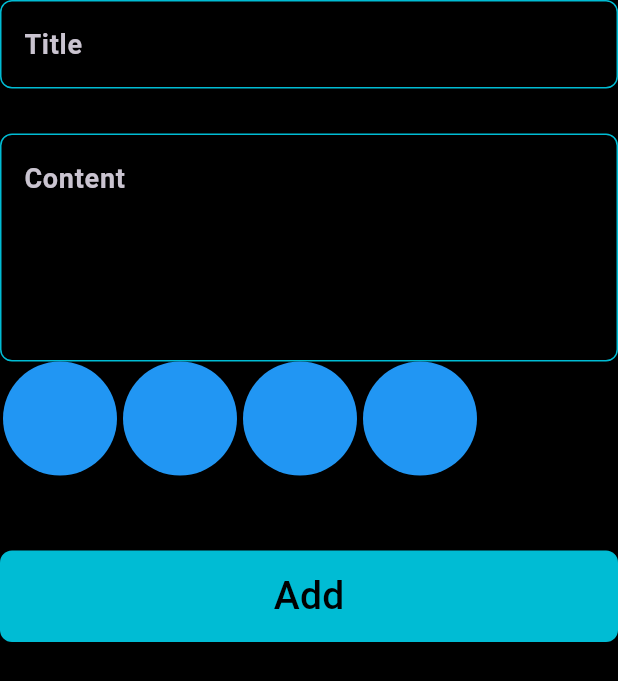
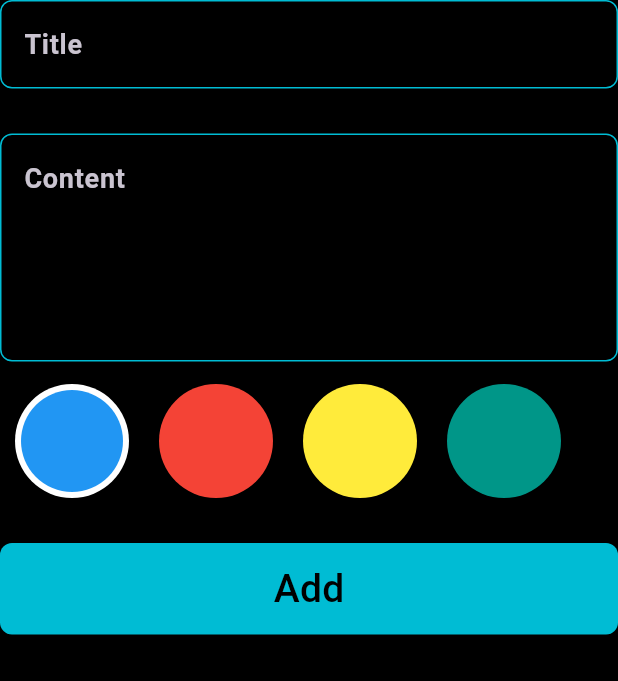
Before and after one commit to Adham1005/notes_app, a Flutter app: the AddNoteForm widget shown alone on an empty page, opened directly, on a phone screen of 412 x 824 dp. Shown: the top 681 px of the screen. Run offline on Flutter 3.47's test engine with Material 3 defaults, Android fonts, the phone set to English and light mode, and no system bars; our stand-ins replace bloc, flutter_bloc, hive, hive_flutter; accounts and stored records are empty.

Commit message:
Finish Color pick Ui

```diff
--- /dev/null
+++ b/devtools_options.yaml
@@ -0,0 +1,3 @@
+description: This file stores settings for Dart & Flutter DevTools.
+documentation: https://docs.flutter.dev/tools/devtools/extensions#configure-extension-enablement-states
+extensions:
--- a/lib/Widgets/add_note_form.dart
+++ b/lib/Widgets/add_note_form.dart
@@ -48,9 +48,12 @@ class _AddNoteFormState extends State<AddNoteForm> {
               subTitle = value;
             },
           ),
-          ColorItem(),
           const SizedBox(
-            height: 50,
+            height: 15,
+          ),
+          ColorListView(),
+          const SizedBox(
+            height: 30,
           ),
           BlocBuilder<AddNoteCubit, AddNoteState>(
             builder: (context, state) {
--- a/lib/Widgets/color_item.dart
+++ b/lib/Widgets/color_item.dart
@@ -1,22 +1,72 @@
 import 'package:flutter/material.dart';
 
-class ColorItem extends StatelessWidget {
-  const ColorItem({super.key});
+class ColorListView extends StatefulWidget {
+  const ColorListView({super.key});
 
+  @override
+  State<ColorListView> createState() => _ColorListViewState();
+}
+
+class _ColorListViewState extends State<ColorListView> {
+  int currentIndex = 0;
+
+  List<Color> colors = [
+    Colors.blue,
+    Colors.red,
+    Colors.yellow,
+    Colors.teal,
+  ];
   @override
   Widget build(BuildContext context) {
     return SizedBox(
       height: 38 * 2,
       child: ListView.builder(
         scrollDirection: Axis.horizontal,
+        itemCount: 4,
         itemBuilder: (context, index) {
-          return CircleAvatar(
-            backgroundColor: Colors.blue,
-            radius: 40,
+          return GestureDetector(
+            onTap: () {
+              setState(() {
+                currentIndex = index;
+              });
+            },
+            child: Padding(
+              padding: const EdgeInsets.symmetric(horizontal: 8.0),
+              child: ColorItem(
+                isActive: currentIndex == index,
+                color: colors[index],
+              ),
+            ),
           );
         },
-        itemCount: 4,
       ),
     );
   }
 }
+
+class ColorItem extends StatelessWidget {
+  final bool isActive;
+  final Color color;
+  const ColorItem({
+    super.key,
+    required this.isActive,
+    required this.color,
+  });
+
+  @override
+  Widget build(BuildContext context) {
+    return isActive
+        ? CircleAvatar(
+            radius: 40,
+            backgroundColor: Colors.white,
+            child: CircleAvatar(
+              backgroundColor: color,
+              radius: 34,
+            ),
+          )
+        : CircleAvatar(
+            backgroundColor: color,
+            radius: 40,
+          );
+  }
+}
```
